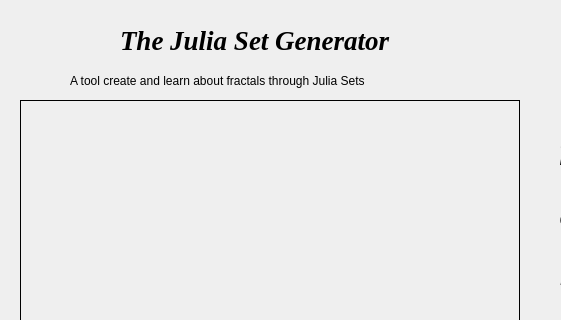
Qt form exe/windows/TheJuliaGenerator.ui (mjfernez/julia_gen) before a commit; both pictures show x 0 to 561 and y 0 to 320 of the 1128 by 648 pixel window.
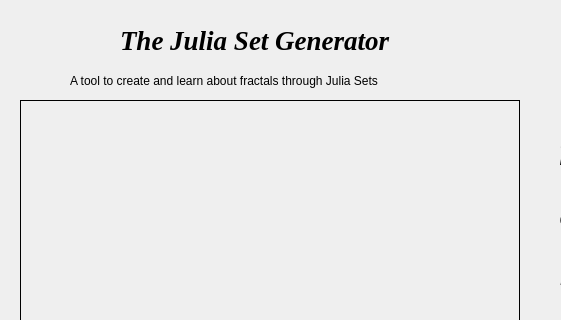
The same form after that commit.

Patch:
```diff
--- a/exe/windows/TheJuliaGenerator.ui
+++ b/exe/windows/TheJuliaGenerator.ui
@@ -59,7 +59,7 @@
     </rect>
    </property>
    <property name="text">
-    <string>A tool create and learn about fractals through Julia Sets</string>
+    <string>A tool to create and learn about fractals through Julia Sets</string>
    </property>
   </widget>
   <widget class="QLabel" name="label_5">
```
